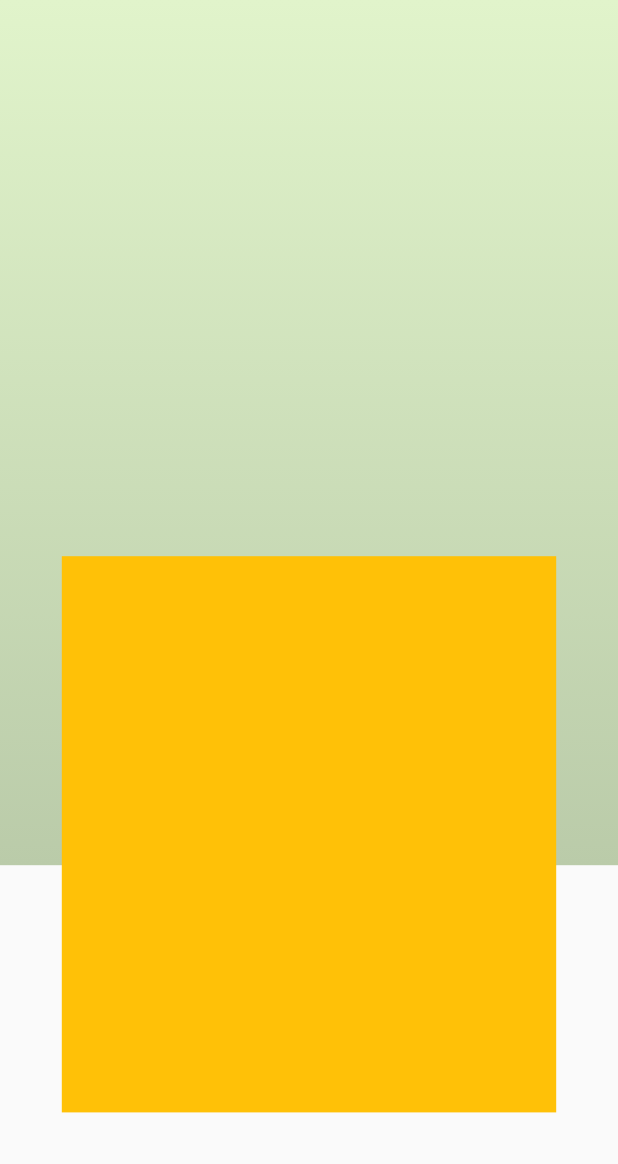
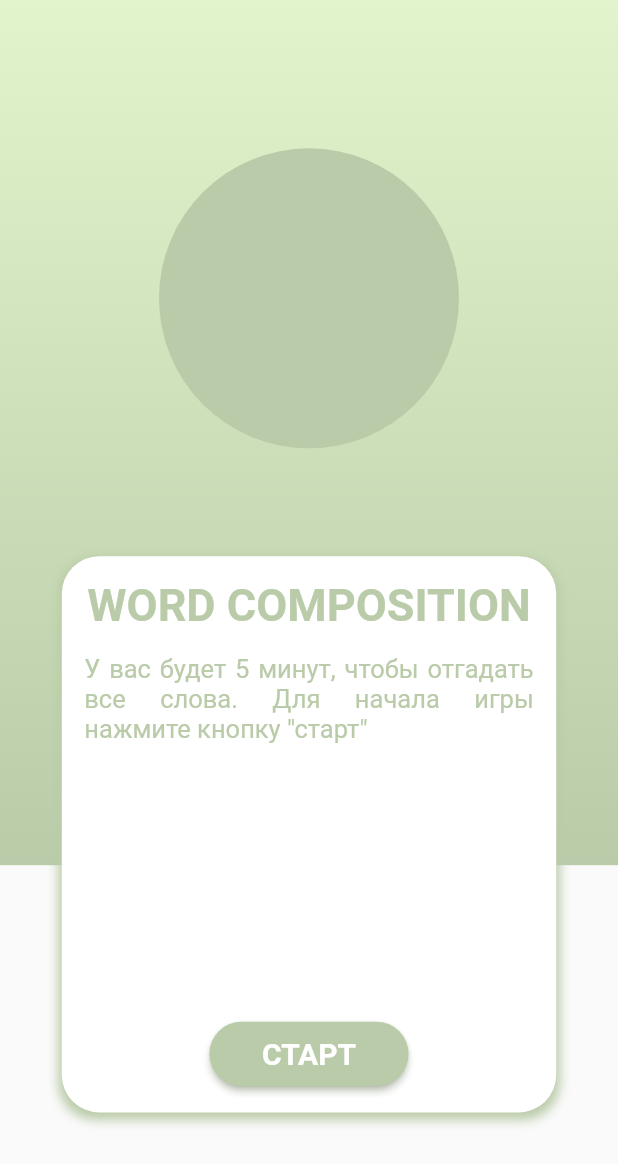
Before and after one commit to Nataliiabul/word-composition, a Flutter app: the screen it shows after launch, on a phone screen of 412 x 824 dp. Shown: the top 1164 px of the screen. Run offline on Flutter 3.47's test engine with Material 2 defaults, Android fonts, the phone set to English and light mode, and no system bars.

Commit message:
improve menu screen ui

```diff
--- a/lib/screens/menu_screen.dart
+++ b/lib/screens/menu_screen.dart
@@ -16,11 +16,13 @@ class _MenuScreenState extends State<MenuScreen> {
     final height = MediaQuery.of(context).size.height;
     final width = MediaQuery.of(context).size.width;
     return Scaffold(
+      // main screen container
       body: Container(
         height: height,
         width: width,
         child: Stack(
           children: [
+            // bg container with color
             Container(
               width: width,
               height: height * 0.7,
@@ -34,13 +36,76 @@ class _MenuScreenState extends State<MenuScreen> {
                 end: Alignment.topCenter,
               )),
             ),
+
+            // card with information
             Positioned(
-              left: (width-(width*0.8))/2,
-              bottom: (height-(height*0.7))/3,
+              left: (width - (width * 0.8)) / 2,
+              bottom: (height - (height * 0.7)) / 3,
               child: Container(
-                width: width*0.8,
-                height: height*0.45,
-                color: Colors.amber,
+                padding: const EdgeInsets.all(15),
+                width: width * 0.8,
+                height: height * 0.45,
+                decoration: BoxDecoration(
+                  color: Colors.white,
+                  borderRadius: BorderRadius.all(
+                    Radius.circular(25),
+                  ),
+                  boxShadow: [
+                    BoxShadow(
+                        color: AppColors.mainColor,
+                        spreadRadius: 2,
+                        blurRadius: 5,
+                        offset: Offset(0, 3))
+                  ],
+                ),
+                child: Column(
+                  children: [
+                    Text(
+                      "WORD COMPOSITION",
+                      style: TextStyle(
+                        color: AppColors.mainColor,
+                        fontSize: 30,
+                        fontWeight: FontWeight.bold,
+                      ),
+                      textAlign: TextAlign.center,
+                    ),
+                    SizedBox(height: 15),
+                    Text(
+                      'У вас будет 5 минут, чтобы отгадать все слова. Для начала игры нажмите кнопку "старт"',
+                      style: TextStyle(
+                        fontSize: 17,
+                        color: AppColors.mainColor,
+                      ),
+                      textAlign: TextAlign.justify,
+                    ),
+                    Spacer(),
+                    ElevatedButton(
+                      onPressed: () {},
+                      child: Text(
+                        "СТАРТ",
+                        style: TextStyle(
+                          fontSize: 20,
+                          fontWeight: FontWeight.bold,
+                        ),
+                      ),
+                      style: ElevatedButton.styleFrom(
+                          backgroundColor: AppColors.mainColor,
+                          foregroundColor: Colors.white,
+                          padding: const EdgeInsets.symmetric(
+                              horizontal: 35, vertical: 10),
+                          shape: StadiumBorder(),
+                          shadowColor: AppColors.mainColor),
+                    ),
+                  ],
+                ),
+              ),
+            ),
+            Positioned(
+              top: height*0.12,
+              left: (width-200)/2,
+              child: CircleAvatar(
+                backgroundColor: AppColors.mainColor,
+                radius: 100,
               ),
             ),
           ],
```
